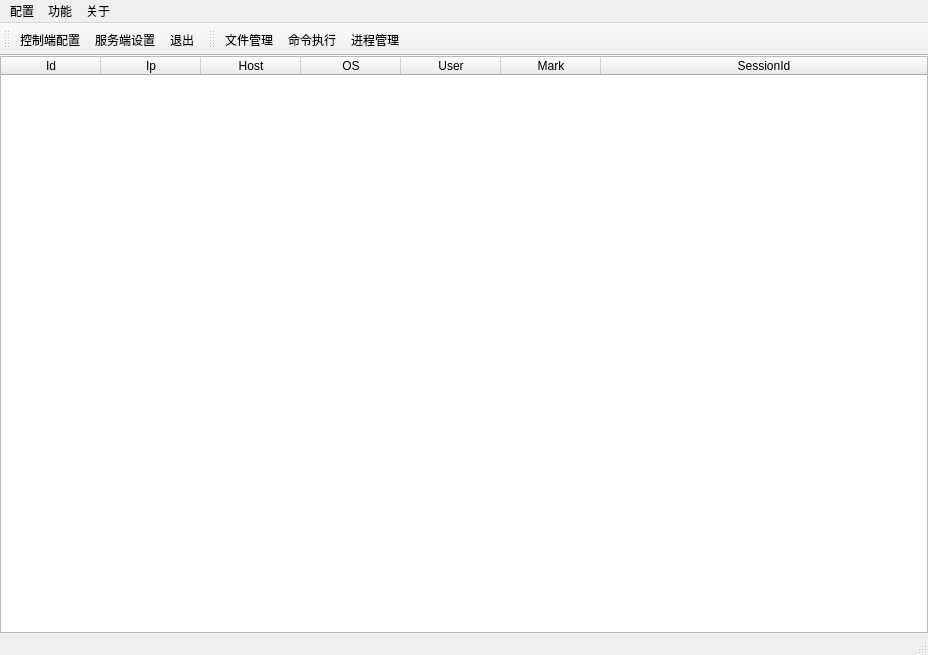
This is controller/ui/MainTable.ui in how2how/PlayGround as Qt 5 draws it before an edit. The edited form follows.
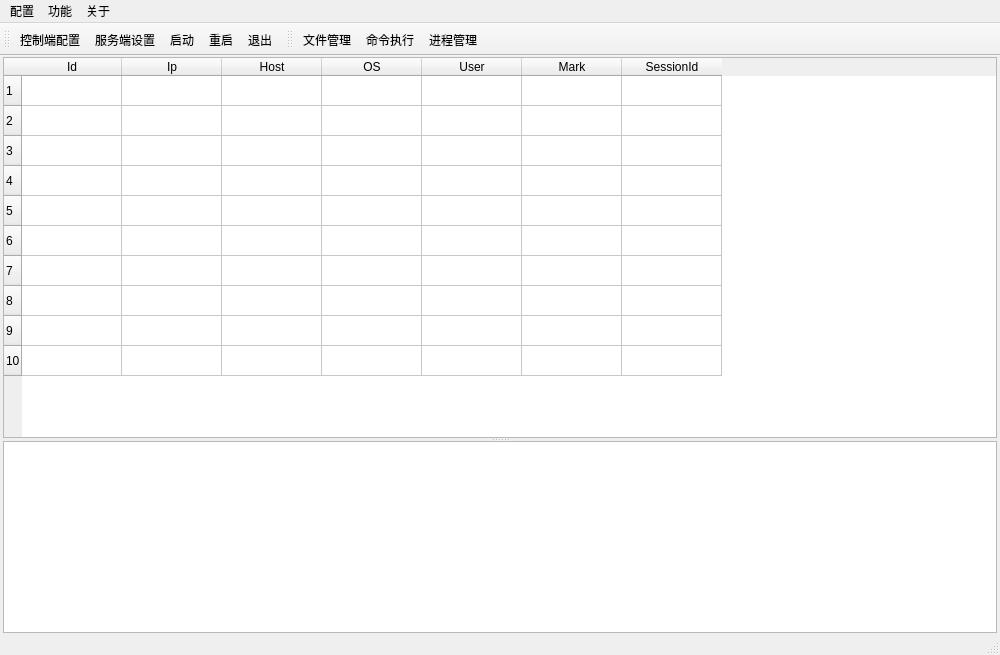
This is the edited form. Icons and pictures are not drawn.

The edit to the form file:
```diff
--- a/controller/ui/MainTable.ui
+++ b/controller/ui/MainTable.ui
@@ -6,7 +6,7 @@
    <rect>
     <x>0</x>
     <y>0</y>
-    <width>928</width>
+    <width>1000</width>
     <height>655</height>
    </rect>
   </property>
@@ -16,6 +16,18 @@
     <verstretch>0</verstretch>
    </sizepolicy>
   </property>
+  <property name="minimumSize">
+   <size>
+    <width>1000</width>
+    <height>600</height>
+   </size>
+  </property>
+  <property name="baseSize">
+   <size>
+    <width>800</width>
+    <height>600</height>
+   </size>
+  </property>
   <property name="windowTitle">
    <string>MainWindow</string>
   </property>
@@ -26,27 +38,59 @@
      <verstretch>0</verstretch>
     </sizepolicy>
    </property>
-   <layout class="QVBoxLayout" name="verticalLayout">
+   <layout class="QHBoxLayout" name="horizontalLayout">
     <property name="leftMargin">
-     <number>0</number>
+     <number>3</number>
     </property>
     <property name="topMargin">
-     <number>0</number>
+     <number>1</number>
     </property>
     <property name="rightMargin">
-     <number>0</number>
+     <number>3</number>
     </property>
     <property name="bottomMargin">
      <number>0</number>
     </property>
     <item>
-     <widget class="QTableWidget" name="tableWidget">
+     <widget class="QSplitter" name="splitter">
+      <property name="orientation">
+       <enum>Qt::Vertical</enum>
+      </property>
+      <property name="handleWidth">
+       <number>3</number>
+      </property>
+      <property name="childrenCollapsible">
+       <bool>false</bool>
+      </property>
+      <widget class="QTableWidget" name="table">
+       <property name="sizePolicy">
+        <sizepolicy hsizetype="Expanding" vsizetype="Expanding">
+         <horstretch>0</horstretch>
+         <verstretch>70</verstretch>
+        </sizepolicy>
+       </property>
       <property name="contextMenuPolicy">
-       <enum>Qt::ActionsContextMenu</enum>
+        <enum>Qt::CustomContextMenu</enum>
+       </property>
+       <property name="gridStyle">
+        <enum>Qt::SolidLine</enum>
+       </property>
+       <property name="rowCount">
+        <number>10</number>
       </property>
       <attribute name="horizontalHeaderStretchLastSection">
-       <bool>true</bool>
-      </attribute>
+        <bool>false</bool>
+       </attribute>
+       <row/>
+       <row/>
+       <row/>
+       <row/>
+       <row/>
+       <row/>
+       <row/>
+       <row/>
+       <row/>
+       <row/>
       <column>
        <property name="text">
         <string>Id</string>
@@ -83,6 +127,15 @@
        </property>
       </column>
      </widget>
+      <widget class="QTextEdit" name="textEdit">
+       <property name="sizePolicy">
+        <sizepolicy hsizetype="Expanding" vsizetype="Expanding">
+         <horstretch>0</horstretch>
+         <verstretch>0</verstretch>
+        </sizepolicy>
+       </property>
+      </widget>
+     </widget>
     </item>
    </layout>
   </widget>
@@ -91,8 +144,8 @@
     <rect>
      <x>0</x>
      <y>0</y>
-     <width>928</width>
-     <height>20</height>
+     <width>1000</width>
+     <height>23</height>
     </rect>
    </property>
    <widget class="QMenu" name="menu">
@@ -135,7 +188,9 @@
    </attribute>
    <addaction name="action_ctlSettings"/>
    <addaction name="action_svrSettings"/>
-   <addaction name="action_quit"/>
+   <addaction name="action_system_start"/>
+   <addaction name="action_system_restart"/>
+   <addaction name="action_system_quit"/>
   </widget>
   <widget class="QToolBar" name="toolBar_2">
    <property name="windowTitle">
@@ -180,6 +235,9 @@
    <property name="toolTip">
     <string>命令执行</string>
    </property>
+   <property name="statusTip">
+    <string>命令执行</string>
+   </property>
    <property name="shortcut">
     <string>Ctrl+Shift+C</string>
    </property>
@@ -195,11 +253,14 @@
    <property name="toolTip">
     <string>进程管理</string>
    </property>
+   <property name="statusTip">
+    <string>进程管理</string>
+   </property>
    <property name="shortcut">
     <string>Ctrl+Shift+P</string>
    </property>
   </action>
-  <action name="action_quit">
+  <action name="action_system_quit">
    <property name="icon">
     <iconset resource="../test.qrc">
      <normaloff>:/test/exit</normaloff>:/test/exit</iconset>
@@ -208,7 +269,10 @@
     <string>退出</string>
    </property>
    <property name="toolTip">
-    <string>关闭系统</string>
+    <string>系统关闭</string>
+   </property>
+   <property name="statusTip">
+    <string>系统关闭</string>
    </property>
    <property name="shortcut">
     <string>Ctrl+Q</string>
@@ -225,6 +289,9 @@
    <property name="toolTip">
     <string>控制端配置</string>
    </property>
+   <property name="statusTip">
+    <string>控制端配置</string>
+   </property>
    <property name="shortcut">
     <string>Ctrl+Alt+C</string>
    </property>
@@ -240,10 +307,43 @@
    <property name="toolTip">
     <string>服务端设置</string>
    </property>
+   <property name="statusTip">
+    <string>服务端设置</string>
+   </property>
    <property name="shortcut">
     <string>Ctrl+Alt+S</string>
    </property>
   </action>
+  <action name="action_system_start">
+   <property name="icon">
+    <iconset resource="../test.qrc">
+     <normaloff>:/test/running</normaloff>:/test/running</iconset>
+   </property>
+   <property name="text">
+    <string>启动</string>
+   </property>
+   <property name="toolTip">
+    <string>系统启动</string>
+   </property>
+   <property name="statusTip">
+    <string>系统启动</string>
+   </property>
+  </action>
+  <action name="action_system_restart">
+   <property name="icon">
+    <iconset resource="../test.qrc">
+     <normaloff>:/test/restart</normaloff>:/test/restart</iconset>
+   </property>
+   <property name="text">
+    <string>重启</string>
+   </property>
+   <property name="toolTip">
+    <string>系统重启</string>
+   </property>
+   <property name="statusTip">
+    <string>系统重启</string>
+   </property>
+  </action>
  </widget>
  <resources>
   <include location="../test.qrc"/>
```
Lines whose indentation alone changed are shown as unchanged.
